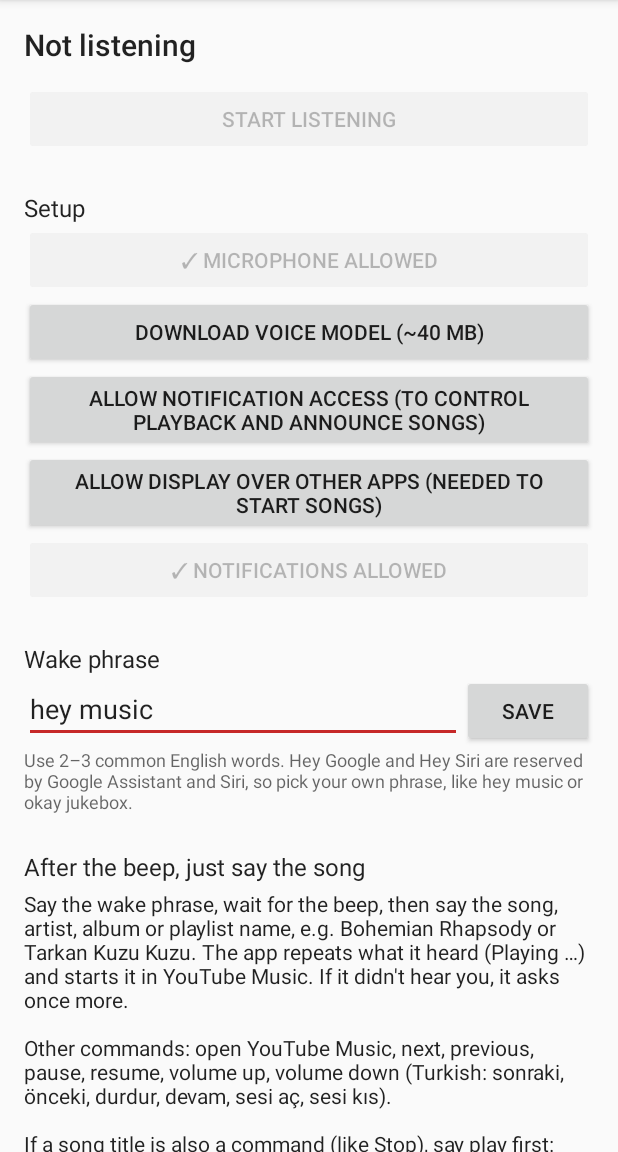
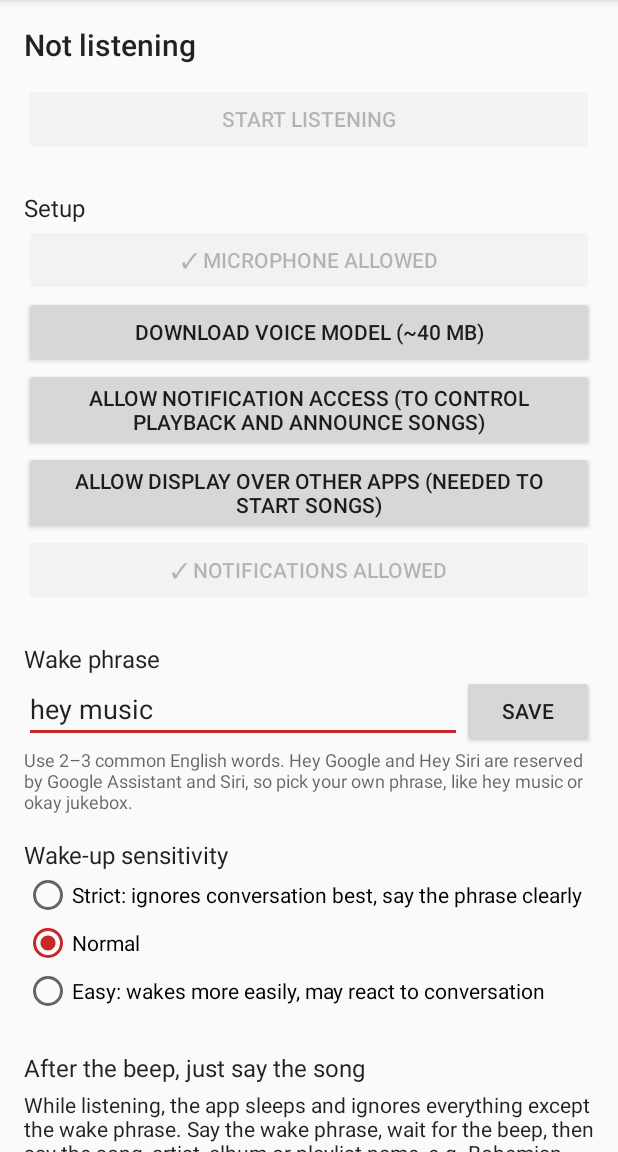
Before and after one commit to berkay-karsli/ClaudeWorkSpace, an Android app: the screen it shows after launch (MainActivity), on a phone screen of 412 x 824 dp, the part 84-1236 px from its top. Run offline under Robolectric (Android 15) with nearby library versions, the phone set to English and light mode, and no system bars; libraries missing offline, so code that uses them is left out: org.vosk.

Commit message:
Add a stricter sleep mode so conversation doesn't wake the app
While listening, the app now clearly sleeps between requests and wakes only on
a confidently recognized, completed wake phrase: recognition includes everyday
decoy words, ignores partial guesses, and checks per-word confidence. A new
wake-up sensitivity setting (Strict/Normal/Easy) tunes the threshold, and long
sentences heard after an accidental wake-up are ignored instead of played.

Co-Authored-By: Claude Opus 5.5 <noreply@anthropic.com>
Claude-Session: https://claude.ai/code/session_014iPuewmtEikNTVQUKa6KfW

```diff
--- a/voice-music-android/app/src/main/java/com/voicemusic/MainActivity.kt
+++ b/voice-music-android/app/src/main/java/com/voicemusic/MainActivity.kt
@@ -12,6 +12,7 @@ import android.view.View
 import android.widget.Button
 import android.widget.EditText
 import android.widget.ProgressBar
+import android.widget.RadioGroup
 import android.widget.TextView
 import android.widget.Toast
 
@@ -63,6 +64,19 @@ class MainActivity : Activity() {
             }
         }
         findViewById<Button>(R.id.save_wake_phrase).setOnClickListener { saveWakePhrase() }
+
+        val sensitivityButtons = mapOf(
+            Prefs.Sensitivity.LOW to R.id.sensitivity_low,
+            Prefs.Sensitivity.NORMAL to R.id.sensitivity_normal,
+            Prefs.Sensitivity.HIGH to R.id.sensitivity_high,
+        )
+        val sensitivityGroup = findViewById<RadioGroup>(R.id.sensitivity)
+        sensitivityGroup.check(sensitivityButtons.getValue(Prefs.sensitivity(this)))
+        sensitivityGroup.setOnCheckedChangeListener { _, checkedId ->
+            val chosen = sensitivityButtons.entries.firstOrNull { it.value == checkedId }?.key ?: return@setOnCheckedChangeListener
+            Prefs.setSensitivity(this, chosen)
+            restartListeningIfRunning()
+        }
 
         val testInput = findViewById<EditText>(R.id.test_command)
         val testResult = findViewById<TextView>(R.id.test_result)
@@ -142,8 +156,12 @@ class MainActivity : Activity() {
         Prefs.setWakePhrase(this, phrase)
         wakePhrase.setText(phrase)
         Toast.makeText(this, "Wake phrase saved", Toast.LENGTH_SHORT).show()
+        restartListeningIfRunning()
+    }
+
+    /** Restarts the service so the detector picks up new settings. */
+    private fun restartListeningIfRunning() {
         if (VoiceControlService.isRunning) {
-            // Restart so the detector picks up the new phrase.
             VoiceControlService.stop(this)
             status.postDelayed({ VoiceControlService.start(this) }, 500)
         }
--- a/voice-music-android/app/src/main/java/com/voicemusic/Prefs.kt
+++ b/voice-music-android/app/src/main/java/com/voicemusic/Prefs.kt
@@ -8,6 +8,21 @@ object Prefs {
 
     private const val FILE = "settings"
     private const val KEY_WAKE_PHRASE = "wake_phrase"
+    private const val KEY_SENSITIVITY = "wake_sensitivity"
+
+    /** How easily the wake phrase triggers. Lower = fewer accidental wake-ups from conversation. */
+    enum class Sensitivity(val minConfidence: Double) { LOW(0.9), NORMAL(0.75), HIGH(0.55) }
+
+    fun sensitivity(context: Context): Sensitivity =
+        context.getSharedPreferences(FILE, Context.MODE_PRIVATE).getString(KEY_SENSITIVITY, null)
+            ?.let { name -> Sensitivity.entries.firstOrNull { it.name == name } }
+            ?: Sensitivity.NORMAL
+
+    fun setSensitivity(context: Context, sensitivity: Sensitivity) {
+        context.getSharedPreferences(FILE, Context.MODE_PRIVATE).edit()
+            .putString(KEY_SENSITIVITY, sensitivity.name)
+            .apply()
+    }
 
     fun wakePhrase(context: Context): String =
         context.getSharedPreferences(FILE, Context.MODE_PRIVATE)
--- a/voice-music-android/app/src/main/res/layout/activity_main.xml
+++ b/voice-music-android/app/src/main/res/layout/activity_main.xml
@@ -100,6 +100,37 @@
             android:text="@string/wake_phrase_help"
             android:textAppearance="@android:style/TextAppearance.Material.Caption" />
 
+        <TextView
+            android:layout_width="match_parent"
+            android:layout_height="wrap_content"
+            android:layout_marginTop="16dp"
+            android:text="@string/sensitivity_title"
+            android:textAppearance="@android:style/TextAppearance.Material.Subhead" />
+
+        <RadioGroup
+            android:id="@+id/sensitivity"
+            android:layout_width="match_parent"
+            android:layout_height="wrap_content">
+
+            <RadioButton
+                android:id="@+id/sensitivity_low"
+                android:layout_width="match_parent"
+                android:layout_height="wrap_content"
+                android:text="@string/sensitivity_low" />
+
+            <RadioButton
+                android:id="@+id/sensitivity_normal"
+                android:layout_width="match_parent"
+                android:layout_height="wrap_content"
+                android:text="@string/sensitivity_normal" />
+
+            <RadioButton
+                android:id="@+id/sensitivity_high"
+                android:layout_width="match_parent"
+                android:layout_height="wrap_content"
+                android:text="@string/sensitivity_high" />
+        </RadioGroup>
+
         <!-- Commands -->
         <TextView
             android:layout_width="match_parent"
--- a/voice-music-android/app/src/main/res/values/strings.xml
+++ b/voice-music-android/app/src/main/res/values/strings.xml
@@ -6,13 +6,17 @@
     <string name="wake_phrase_hint">e.g. hey music</string>
     <string name="wake_phrase_help">Use 2–3 common English words. "Hey Google" and "Hey Siri" are reserved by Google Assistant and Siri, so pick your own phrase, like "hey music" or "okay jukebox".</string>
     <string name="save">Save</string>
+    <string name="sensitivity_title">Wake-up sensitivity</string>
+    <string name="sensitivity_low">Strict: ignores conversation best, say the phrase clearly</string>
+    <string name="sensitivity_normal">Normal</string>
+    <string name="sensitivity_high">Easy: wakes more easily, may react to conversation</string>
     <string name="start_listening">Start listening</string>
     <string name="stop_listening">Stop listening</string>
     <string name="test_title">Try a command without speaking</string>
     <string name="test_hint">e.g. Tarkan Kuzu Kuzu</string>
     <string name="run">Run</string>
     <string name="commands_title">After the beep, just say the song</string>
-    <string name="commands_help">Say the wake phrase, wait for the beep, then say the song, artist, album or playlist name, e.g. "Bohemian Rhapsody" or "Tarkan Kuzu Kuzu". The app repeats what it heard ("Playing …") and starts it in YouTube Music. If it didn\'t hear you, it asks once more.\n\nOther commands: "open YouTube Music", "next", "previous", "pause", "resume", "volume up", "volume down" (Turkish: "sonraki", "önceki", "durdur", "devam", "sesi aç", "sesi kıs").\n\nIf a song title is also a command (like "Stop"), say "play" first: "play Stop".</string>
+    <string name="commands_help">While listening, the app sleeps and ignores everything except the wake phrase. Say the wake phrase, wait for the beep, then say the song, artist, album or playlist name, e.g. "Bohemian Rhapsody" or "Tarkan Kuzu Kuzu". The app repeats what it heard ("Playing …") and starts it in YouTube Music. If it didn\'t hear you, it asks once more. After the song starts it goes back to sleep.\n\nOther commands: "open YouTube Music", "next", "previous", "pause", "resume", "volume up", "volume down" (Turkish: "sonraki", "önceki", "durdur", "devam", "sesi aç", "sesi kıs").\n\nIf a song title is also a command (like "Stop"), say "play" first: "play Stop".</string>
     <string name="channel_name">Voice control</string>
     <string name="stop">Stop</string>
 </resources>
```
Also changed, not shown: voice-music-android/app/src/main/java/com/voicemusic/VoiceControlService.kt (+11 -2 lines), voice-music-android/app/src/main/java/com/voicemusic/WakeWordDetector.kt (+49 -13 lines), 1 other file.
